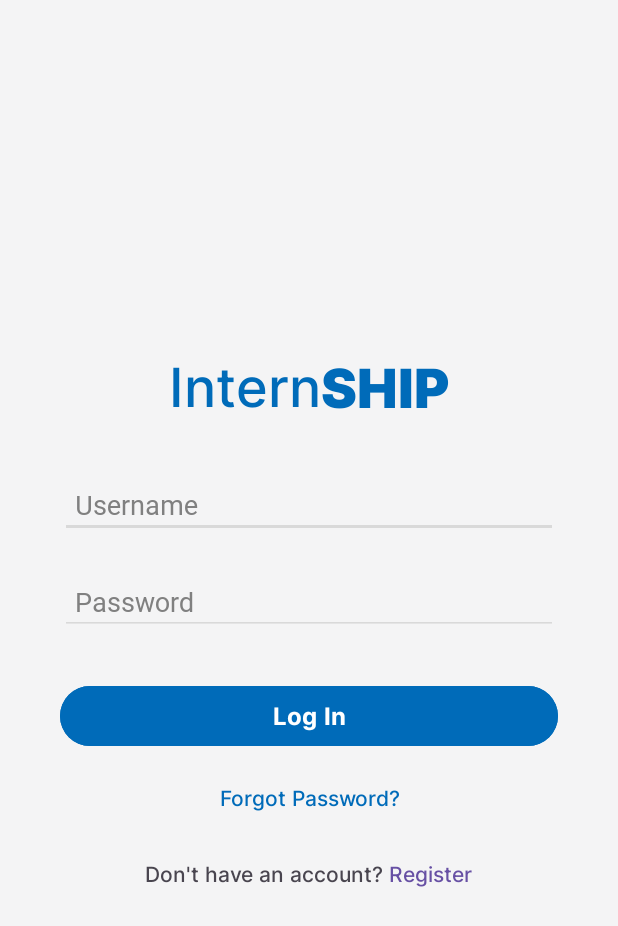
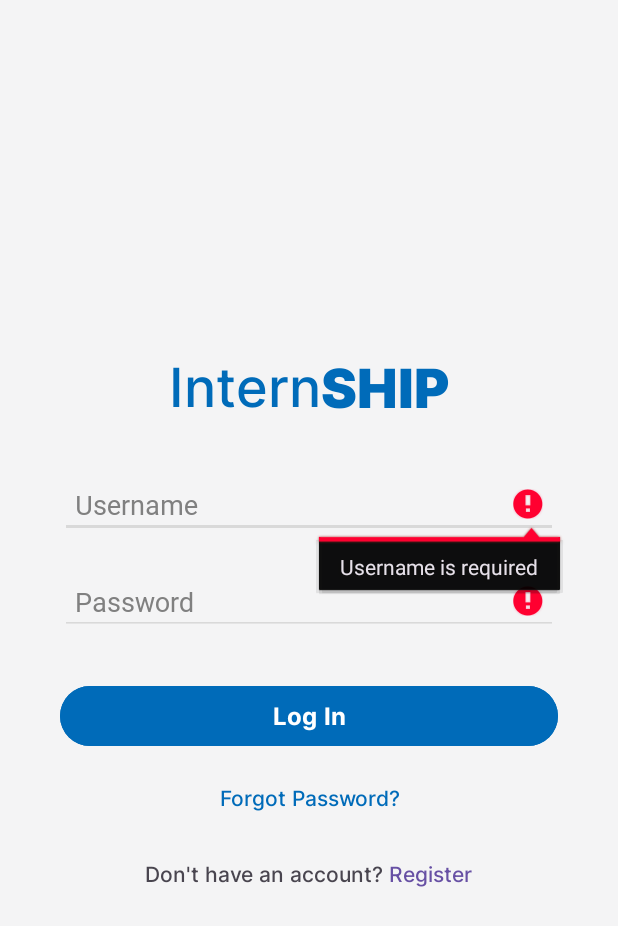
Before and after one commit to angelocguerra/mobdeve-mobileapp, an Android app: the LoginActivity screen opened directly, with no data from a screen before it, after a tap on "Log In", on a phone screen of 412 x 824 dp. Shown: the top 926 px of the screen. Run offline under Robolectric (Android 15) with nearby library versions, the phone set to English and light mode, and no system bars; our stand-ins replace Firebase (no records; nobody signed in at launch, a user with empty details on screens opened directly).

Commit message:
fixed: pressing log in should render an error and toast to the user

```diff
--- a/app/src/main/java/com/example/mobdevemobileapp/LoginActivity.java
+++ b/app/src/main/java/com/example/mobdevemobileapp/LoginActivity.java
@@ -86,8 +86,19 @@ public class LoginActivity extends AppCompatActivity {
         progressDialog = builder.create();
         progressDialog.show();
 
-        String username = ((TextView) findViewById(R.id.etUsername)).getText().toString();
-        String password = ((TextView) findViewById(R.id.etPassword)).getText().toString();
+        String username = ((TextView) findViewById(R.id.etUsername)).getText().toString().trim();
+        String password = ((TextView) findViewById(R.id.etPassword)).getText().toString().trim();
+        if (username.trim().isEmpty() || password.trim().isEmpty()) {
+            if (username.trim().isEmpty()) {
+                ((TextView) findViewById(R.id.etUsername)).setError("Username is required");
+            }
+            if (password.trim().isEmpty()) {
+                ((TextView) findViewById(R.id.etPassword)).setError("Password is required");
+            }
+            Toast.makeText(this, "Username and Password fields cannot be empty", Toast.LENGTH_SHORT).show();
+            progressDialog.dismiss();
+            return;
+        }
 
         db.getUser(username, task -> {
             progressDialog.dismiss();
```
